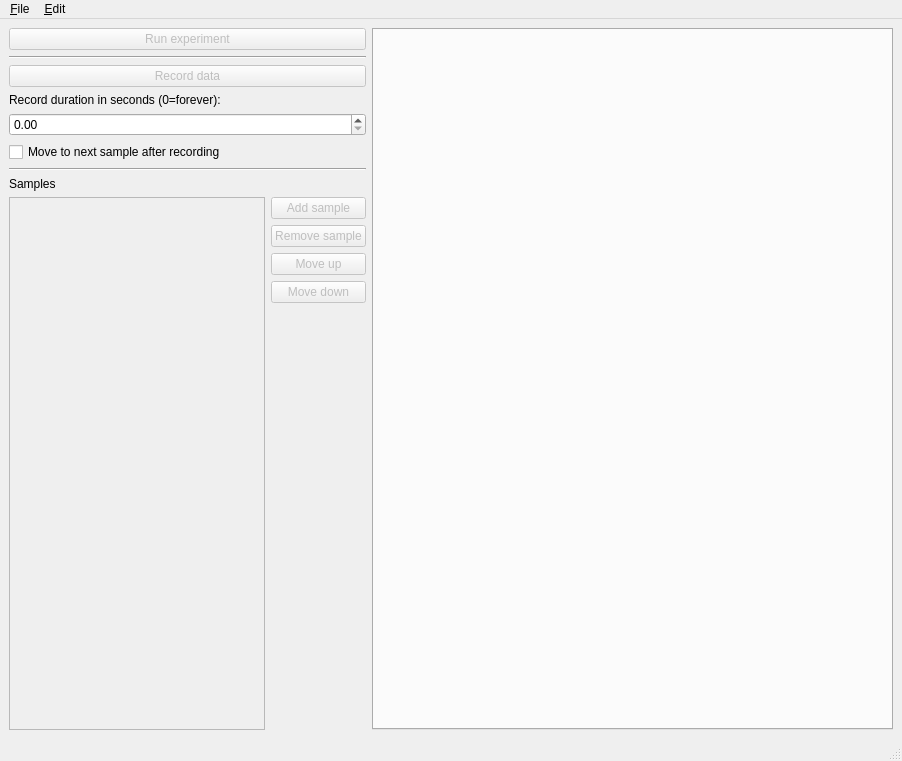
Qt form res/ui/MainWindow.ui (Cardiff-CHFE/InstrumentControl) before a commit.
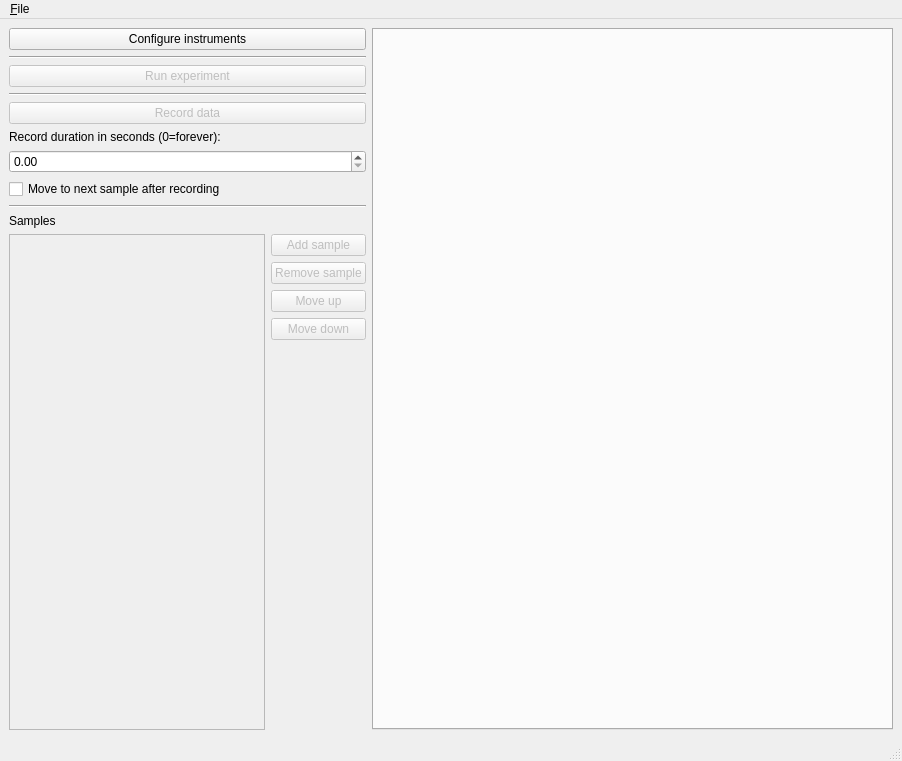
The same form after that commit.

Diff of the .ui file:
```diff
--- a/res/ui/MainWindow.ui
+++ b/res/ui/MainWindow.ui
@@ -19,6 +19,20 @@
      <layout class="QHBoxLayout" name="horizontalLayout" stretch="0,1">
       <item>
        <layout class="QVBoxLayout" name="verticalLayout">
+        <item>
+         <widget class="QPushButton" name="configureInstruments">
+          <property name="text">
+           <string>Configure instruments</string>
+          </property>
+         </widget>
+        </item>
+        <item>
+         <widget class="Line" name="line">
+          <property name="orientation">
+           <enum>Qt::Horizontal</enum>
+          </property>
+         </widget>
+        </item>
         <item>
          <widget class="QPushButton" name="runButton">
           <property name="enabled">
@@ -60,7 +74,11 @@
          </widget>
         </item>
         <item>
-         <widget class="QDoubleSpinBox" name="recordDuration"/>
+         <widget class="QDoubleSpinBox" name="recordDuration">
+          <property name="maximum">
+           <double>10000000.000000000000000</double>
+          </property>
+         </widget>
         </item>
         <item>
          <widget class="QCheckBox" name="autoIncrementSample">
@@ -188,14 +206,7 @@
     <addaction name="actionReloadConfig"/>
     <addaction name="actionClose"/>
    </widget>
-   <widget class="QMenu" name="menu_Edit">
-    <property name="title">
-     <string>&amp;Edit</string>
-    </property>
-    <addaction name="actionInstruments"/>
-   </widget>
    <addaction name="menuFile"/>
-   <addaction name="menu_Edit"/>
   </widget>
   <widget class="QStatusBar" name="statusbar"/>
   <action name="actionOpenConfig">
```
Left out of the diff: 21 changed lines with no effect on the pictures.
